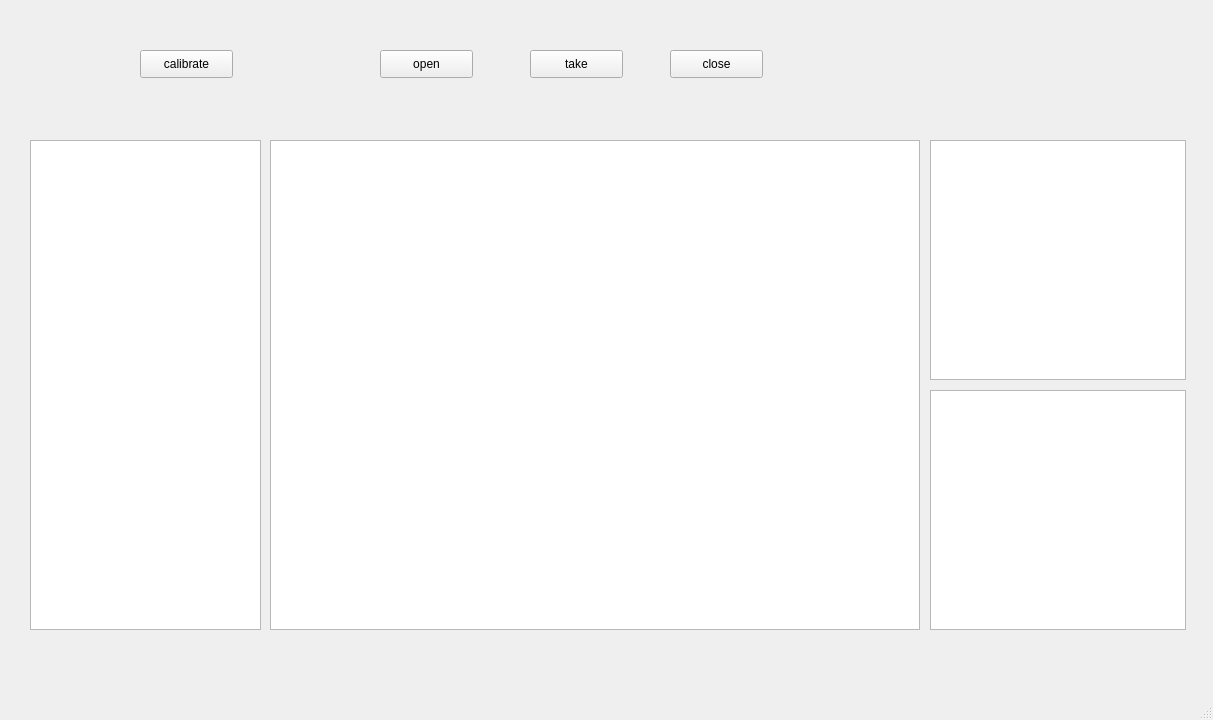
This is CalibrationTool/CalibrationTool.ui in Qfccse/CalibrationTool as Qt 5 draws it before an edit. The edited form follows.
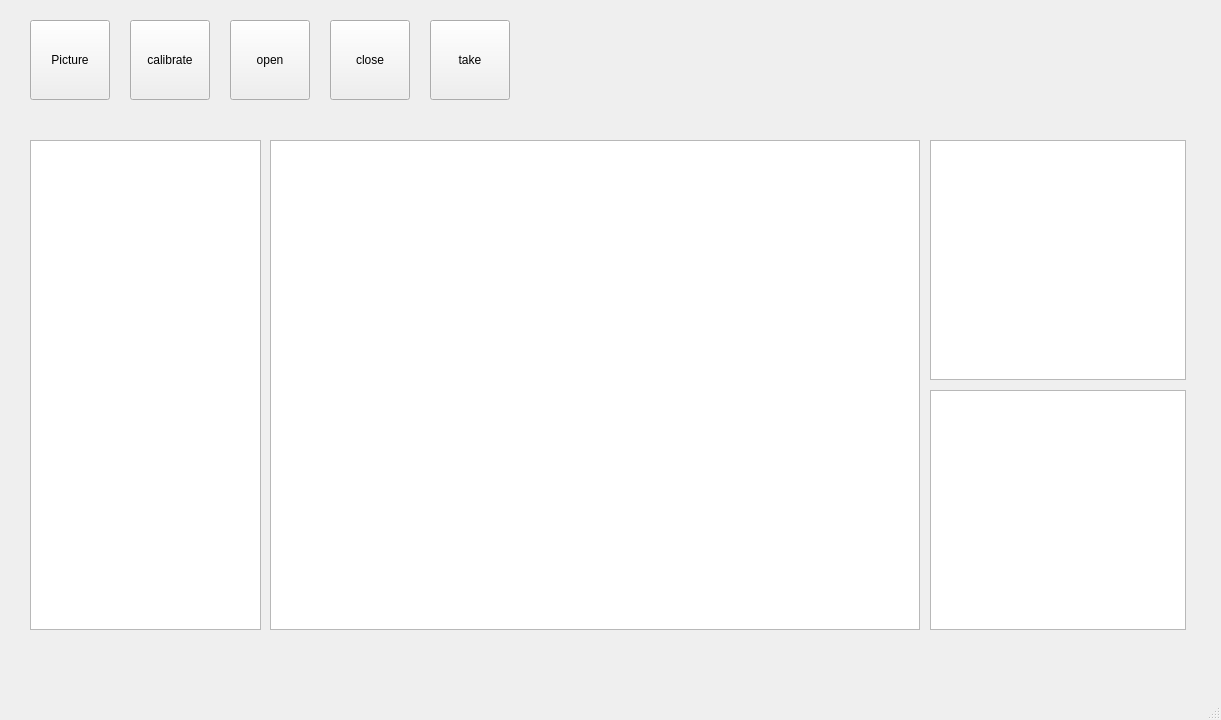
This is the edited form.

Diff of the .ui file:
```diff
--- a/CalibrationTool/CalibrationTool.ui
+++ b/CalibrationTool/CalibrationTool.ui
@@ -9,7 +9,7 @@
    <rect>
     <x>0</x>
     <y>0</y>
-    <width>1213</width>
+    <width>1221</width>
     <height>720</height>
    </rect>
   </property>
@@ -27,45 +27,6 @@
      </rect>
     </property>
    </widget>
-   <widget class="QPushButton" name="openCam">
-    <property name="geometry">
-     <rect>
-      <x>380</x>
-      <y>50</y>
-      <width>93</width>
-      <height>28</height>
-     </rect>
-    </property>
-    <property name="text">
-     <string>open</string>
-    </property>
-   </widget>
-   <widget class="QPushButton" name="takePic">
-    <property name="geometry">
-     <rect>
-      <x>530</x>
-      <y>50</y>
-      <width>93</width>
-      <height>28</height>
-     </rect>
-    </property>
-    <property name="text">
-     <string>take</string>
-    </property>
-   </widget>
-   <widget class="QPushButton" name="closeCam">
-    <property name="geometry">
-     <rect>
-      <x>670</x>
-      <y>50</y>
-      <width>93</width>
-      <height>28</height>
-     </rect>
-    </property>
-    <property name="text">
-     <string>close</string>
-    </property>
-   </widget>
    <widget class="QGraphicsView" name="imageWindow">
     <property name="geometry">
      <rect>
@@ -76,19 +37,6 @@
      </rect>
     </property>
    </widget>
-   <widget class="QPushButton" name="calib">
-    <property name="geometry">
-     <rect>
-      <x>140</x>
-      <y>50</y>
-      <width>93</width>
-      <height>28</height>
-     </rect>
-    </property>
-    <property name="text">
-     <string>calibrate</string>
-    </property>
-   </widget>
    <widget class="QGraphicsView" name="histogram">
     <property name="geometry">
      <rect>
@@ -109,7 +57,76 @@
      </rect>
     </property>
    </widget>
+   <widget class="QPushButton" name="open">
+    <property name="geometry">
+     <rect>
+      <x>30</x>
+      <y>20</y>
+      <width>80</width>
+      <height>80</height>
+     </rect>
+    </property>
+    <property name="styleSheet">
+     <string notr="true"/>
+    </property>
+    <property name="text">
+     <string>Picture</string>
+    </property>
+   </widget>
+   <widget class="QPushButton" name="closeCam">
+    <property name="geometry">
+     <rect>
+      <x>330</x>
+      <y>20</y>
+      <width>80</width>
+      <height>80</height>
+     </rect>
+    </property>
+    <property name="text">
+     <string>close</string>
+    </property>
+   </widget>
+   <widget class="QPushButton" name="takePic">
+    <property name="geometry">
+     <rect>
+      <x>430</x>
+      <y>20</y>
+      <width>80</width>
+      <height>80</height>
+     </rect>
+    </property>
+    <property name="text">
+     <string>take</string>
+    </property>
+   </widget>
+   <widget class="QPushButton" name="calib">
+    <property name="geometry">
+     <rect>
+      <x>130</x>
+      <y>20</y>
+      <width>80</width>
+      <height>80</height>
+     </rect>
+    </property>
+    <property name="text">
+     <string>calibrate</string>
+    </property>
+   </widget>
+   <widget class="QPushButton" name="openCam">
+    <property name="geometry">
+     <rect>
+      <x>230</x>
+      <y>20</y>
+      <width>80</width>
+      <height>80</height>
+     </rect>
+    </property>
+    <property name="text">
+     <string>open</string>
+    </property>
+   </widget>
   </widget>
+  <widget class="QStatusBar" name="statusBar"/>
   <widget class="QMenuBar" name="menuBar">
    <property name="geometry">
     <rect>
@@ -120,7 +137,6 @@
     </rect>
    </property>
   </widget>
-  <widget class="QStatusBar" name="statusBar"/>
  </widget>
  <layoutdefault spacing="6" margin="11"/>
  <resources>
```
Left out of the diff: 4 changed lines with no effect on the pictures.
